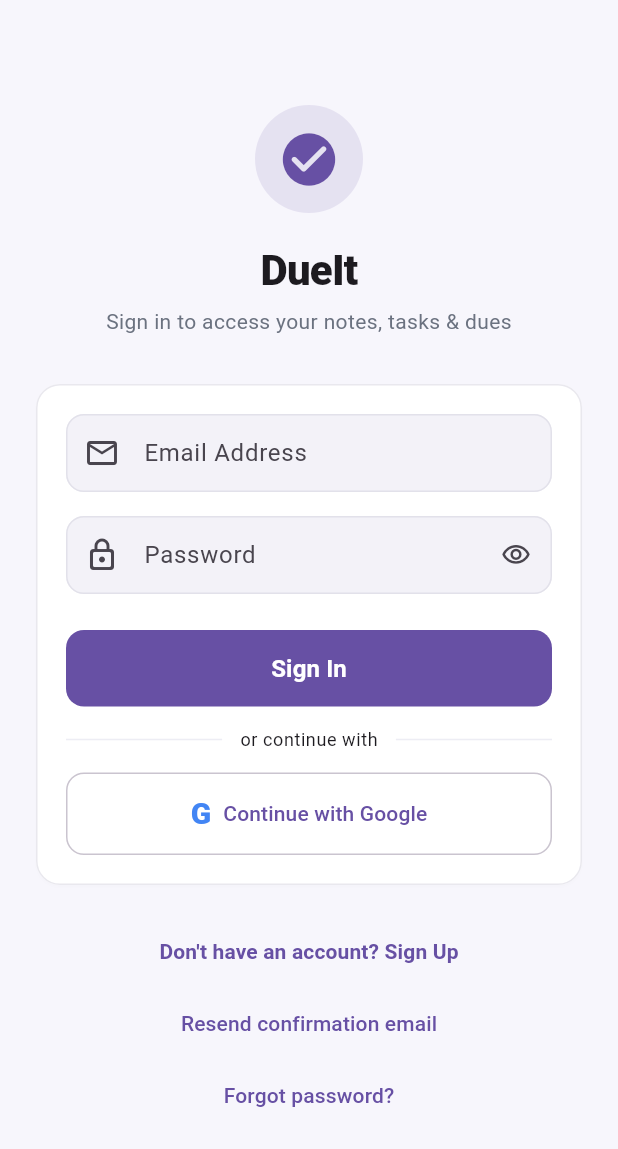
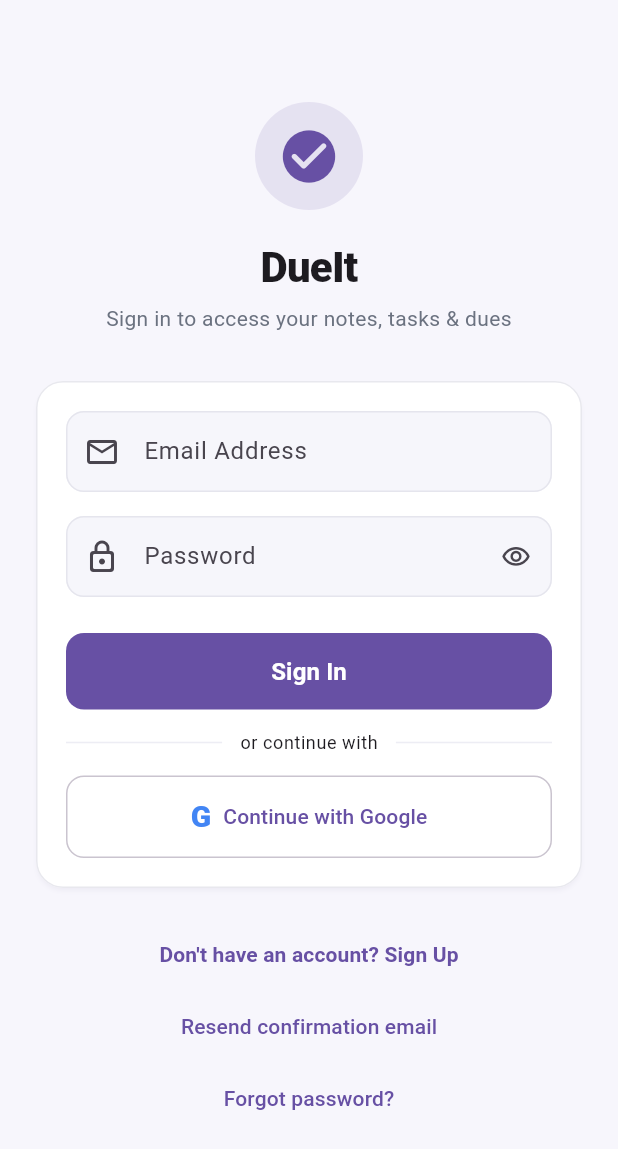
Before and after one commit to adityabhardwaj323/DueIt, a Flutter app: the screen it shows after launch, on a phone screen of 412 x 824 dp. Shown: the top 1149 px of the screen. Run offline on Flutter 3.47's test engine with Material 3 defaults, Android fonts, the phone set to English and light mode, and no system bars; our stand-ins replace firebase_core, firebase_messaging, flutter_riverpod, share_plus, shared_preferences, supabase_flutter and 1 more; missing offline and left inert: home_widget; accounts and stored records are empty.

Commit message:
ui: refine card elevation, gradients, metric tiles, and navigation theming

```diff
--- a/due_it/lib/src/core/theme/app_theme.dart
+++ b/due_it/lib/src/core/theme/app_theme.dart
@@ -185,15 +185,15 @@ class AppTheme {
       ),
       cardTheme: CardThemeData(
         color: cardColor,
-        elevation: isDark ? 0 : 0.8,
+        elevation: isDark ? 0.5 : 1.2,
         shadowColor: isDark
-            ? Colors.transparent
-            : Colors.black.withOpacity(0.06),
+            ? Colors.black.withOpacity(0.4)
+            : primary.withOpacity(0.08),
         margin: const EdgeInsets.symmetric(horizontal: 16, vertical: 6),
         shape: RoundedRectangleBorder(
-          borderRadius: BorderRadius.circular(cardRadius),
+          borderRadius: BorderRadius.circular(18),
           side: BorderSide(
-            color: isDark ? const Color(0xFF2D2D35) : const Color(0xFFE9E8EE),
+            color: isDark ? const Color(0xFF2E2E38) : const Color(0xFFE8E8EE),
             width: 1,
           ),
         ),
@@ -239,6 +239,31 @@ class AppTheme {
         elevation: 3,
         shape: RoundedRectangleBorder(borderRadius: BorderRadius.circular(16)),
       ),
+      navigationBarTheme: NavigationBarThemeData(
+        backgroundColor: cardColor,
+        elevation: 0,
+        indicatorColor: primary.withOpacity(isDark ? 0.22 : 0.14),
+        labelTextStyle: MaterialStateProperty.resolveWith((states) {
+          final isSelected = states.contains(MaterialState.selected);
+          return TextStyle(
+            fontSize: 12,
+            fontWeight: isSelected ? FontWeight.w700 : FontWeight.w500,
+            color: isSelected
+                ? primary
+                : (isDark ? const Color(0xFF9494A0) : const Color(0xFF6B6E7B)),
+            letterSpacing: 0.1,
+          );
+        }),
+        iconTheme: MaterialStateProperty.resolveWith((states) {
+          final isSelected = states.contains(MaterialState.selected);
+          return IconThemeData(
+            size: 22,
+            color: isSelected
+                ? primary
+                : (isDark ? const Color(0xFF9494A0) : const Color(0xFF6B6E7B)),
+          );
+        }),
+      ),
       bottomNavigationBarTheme: BottomNavigationBarThemeData(
         backgroundColor: cardColor,
         selectedItemColor: primary,
@@ -246,19 +271,19 @@ class AppTheme {
             ? const Color(0xFF888894)
             : const Color(0xFF6B6E7B),
         selectedLabelStyle: const TextStyle(
-          fontWeight: FontWeight.w600,
+          fontWeight: FontWeight.w700,
           fontSize: 12,
         ),
         unselectedLabelStyle: const TextStyle(
           fontWeight: FontWeight.w500,
           fontSize: 12,
         ),
-        elevation: 8,
+        elevation: 6,
         type: BottomNavigationBarType.fixed,
       ),
       inputDecorationTheme: InputDecorationTheme(
         filled: true,
-        fillColor: isDark ? const Color(0xFF1E1E26) : const Color(0xFFF3F2F8),
+        fillColor: isDark ? const Color(0xFF1E1E26) : const Color(0xFFF6F6FB),
         border: OutlineInputBorder(
           borderRadius: BorderRadius.circular(inputRadius),
           borderSide: BorderSide(
@@ -268,16 +293,16 @@ class AppTheme {
         enabledBorder: OutlineInputBorder(
           borderRadius: BorderRadius.circular(inputRadius),
           borderSide: BorderSide(
-            color: isDark ? const Color(0xFF2C2C38) : const Color(0xFFE2E1EA),
+            color: isDark ? const Color(0xFF2E2E3A) : const Color(0xFFE5E5ED),
           ),
         ),
         focusedBorder: OutlineInputBorder(
           borderRadius: BorderRadius.circular(inputRadius),
-          borderSide: BorderSide(color: primary, width: 1.8),
+          borderSide: BorderSide(color: primary, width: 2.0),
         ),
         contentPadding: const EdgeInsets.symmetric(
-          horizontal: 16,
-          vertical: 14,
+          horizontal: 18,
+          vertical: 15,
         ),
       ),
       dialogTheme: DialogThemeData(
```
Also changed, not shown: due_it/lib/src/features/home/presentation/smart_inbox_screen.dart (+74 -16 lines), 1 other file.
